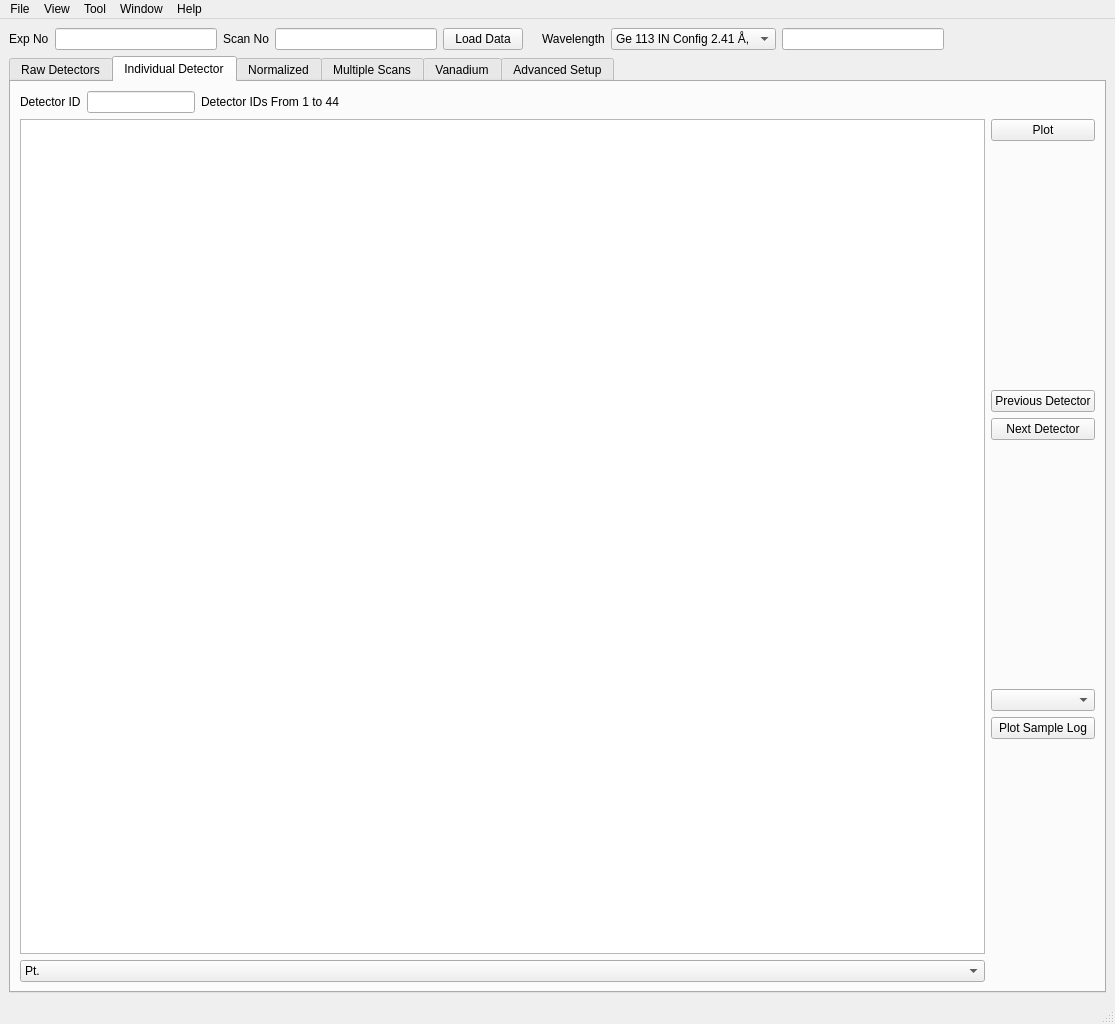
mantidproject/mantid, file Code/Mantid/scripts/HFIRPowderReduction/Ui_MainWindow.ui: the form before one commit.
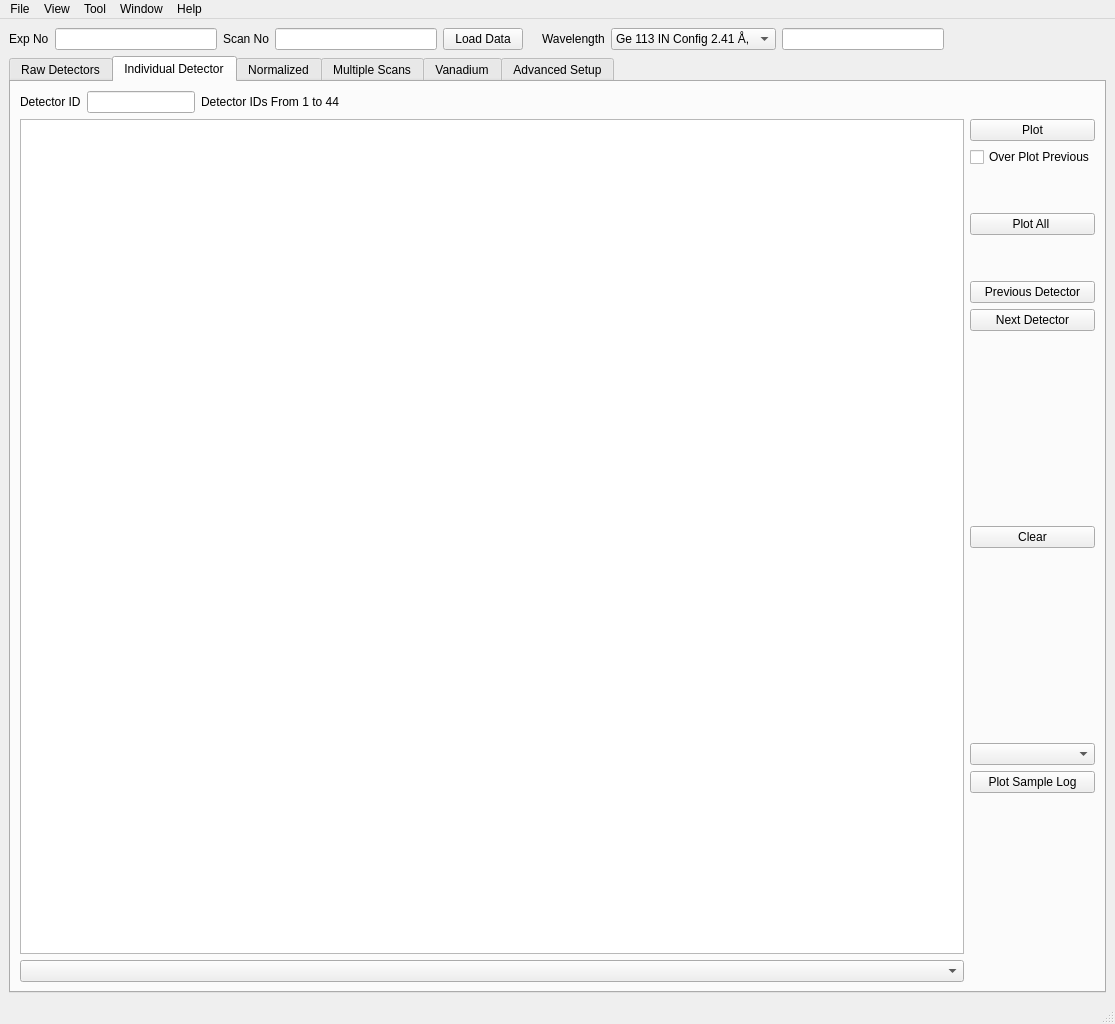
The form after the commit.

Commit message: Refs #11289. Checkpointing progress on 3 tabs.

```diff
--- a/Code/Mantid/scripts/HFIRPowderReduction/Ui_MainWindow.ui
+++ b/Code/Mantid/scripts/HFIRPowderReduction/Ui_MainWindow.ui
@@ -344,13 +344,7 @@
                      </widget>
                     </item>
                     <item>
-                     <widget class="QComboBox" name="comboBox_indvDetXLabel">
-                      <item>
-                       <property name="text">
-                        <string>Pt.</string>
-                       </property>
-                      </item>
-                     </widget>
+                     <widget class="QComboBox" name="comboBox_indvDetXLabel"/>
                     </item>
                    </layout>
                   </item>
@@ -363,11 +357,44 @@
                       </property>
                      </widget>
                     </item>
+                    <item>
+                     <widget class="QCheckBox" name="checkBox_overPlotIndvDet">
+                      <property name="text">
+                       <string>Over Plot Previous</string>
+                      </property>
+                     </widget>
+                    </item>
+                    <item>
+                     <spacer name="verticalSpacer_17">
+                      <property name="orientation">
+                       <enum>Qt::Vertical</enum>
+                      </property>
+                      <property name="sizeType">
+                       <enum>QSizePolicy::Minimum</enum>
+                      </property>
+                      <property name="sizeHint" stdset="0">
+                       <size>
+                        <width>20</width>
+                        <height>40</height>
+                       </size>
+                      </property>
+                     </spacer>
+                    </item>
+                    <item>
+                     <widget class="QPushButton" name="pushButton_plotAllDet">
+                      <property name="text">
+                       <string>Plot All </string>
+                      </property>
+                     </widget>
+                    </item>
                     <item>
                      <spacer name="verticalSpacer_14">
                       <property name="orientation">
                        <enum>Qt::Vertical</enum>
                       </property>
+                      <property name="sizeType">
+                       <enum>QSizePolicy::Minimum</enum>
+                      </property>
                       <property name="sizeHint" stdset="0">
                        <size>
                         <width>20</width>
@@ -390,6 +417,26 @@
                       </property>
                      </widget>
                     </item>
+                    <item>
+                     <spacer name="verticalSpacer_18">
+                      <property name="orientation">
+                       <enum>Qt::Vertical</enum>
+                      </property>
+                      <property name="sizeHint" stdset="0">
+                       <size>
+                        <width>20</width>
+                        <height>40</height>
+                       </size>
+                      </property>
+                     </spacer>
+                    </item>
+                    <item>
+                     <widget class="QPushButton" name="pushButton_clearCanvasIndDet">
+                      <property name="text">
+                       <string>Clear</string>
+                      </property>
+                     </widget>
+                    </item>
                     <item>
                      <spacer name="verticalSpacer_15">
                       <property name="orientation">
```
The commit also changes 7 other files.
